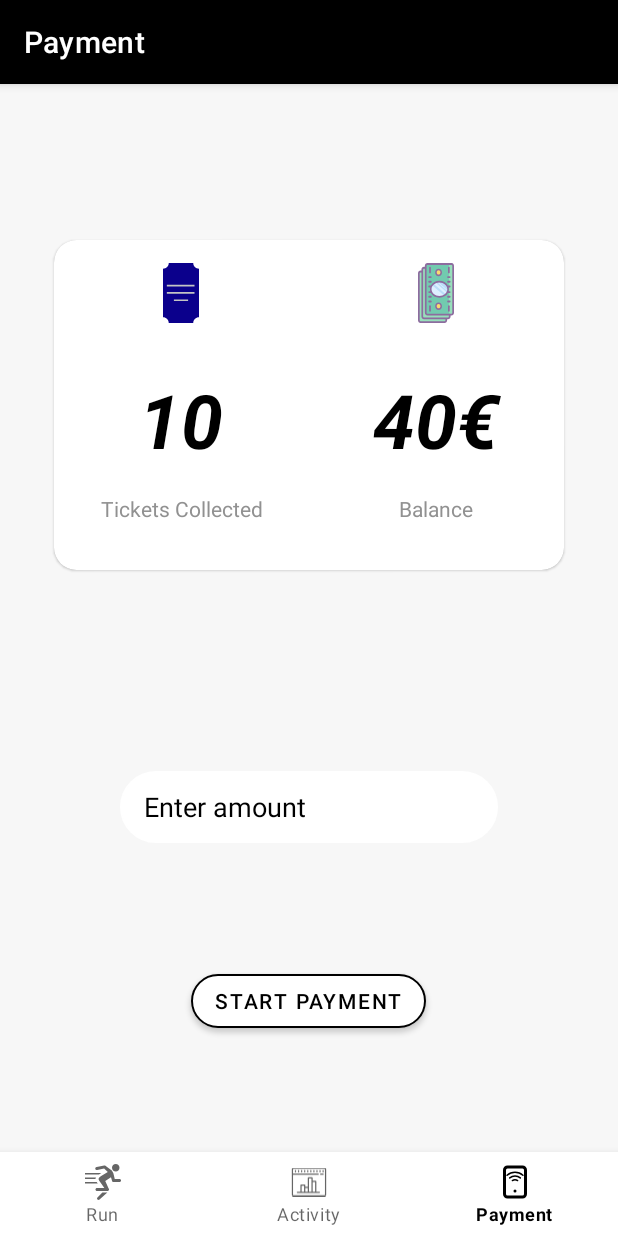
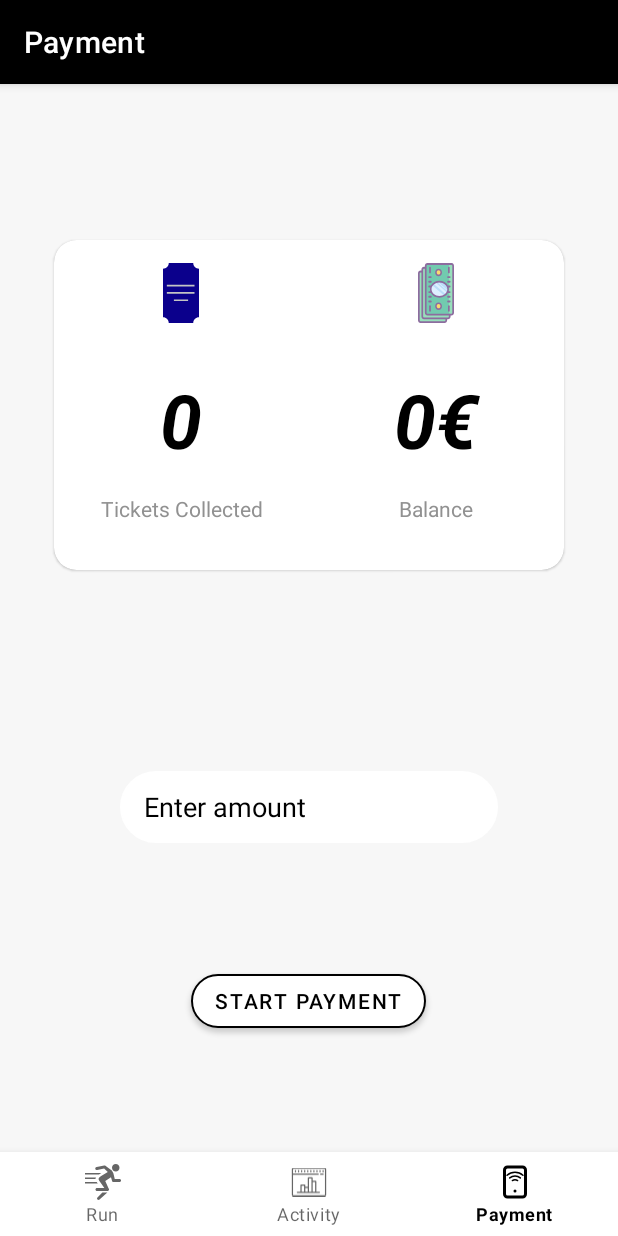
Before and after one commit to ArsalanShakil/NikeCore, an Android app: the PaymentFragment screen opened through its navigation route, on a phone screen of 412 x 824 dp. Run offline under Robolectric (Android 15) with nearby library versions, the phone set to English and light mode, and no system bars; our stand-ins replace Dagger/Hilt's generated code, Timber, navigation-ui; libraries missing offline, so code that uses them is left out: www.sanju.motiontoast; Roboto replaces fonts that are not available here.

Commit message:
add userbalance in payment fragment

```diff
--- a/app/src/main/java/com/example/nikecore/others/Constants.kt
+++ b/app/src/main/java/com/example/nikecore/others/Constants.kt
@@ -29,7 +29,7 @@ object Constants {
     const val POLYLINE_COLOR = Color.RED
     const val POLYLINE_WIDTH = 16f
     const val MAP_ZOOM = 18f
-    const val MAP_ZOOM_MAIN = 20f
+    const val MAP_ZOOM_MAIN = 18f
 
     const val NOTIFICATION_CHANNEL_ID = "tracking_channel"
     const val NOTIFICATION_CHANNEL_NAME = "Tracking"
--- a/app/src/main/java/com/example/nikecore/ui/payment/PaymentFragment.kt
+++ b/app/src/main/java/com/example/nikecore/ui/payment/PaymentFragment.kt
@@ -1,17 +1,21 @@
 package com.example.nikecore.ui.payment
 
+import android.content.SharedPreferences
 import android.os.Bundle
 import android.view.LayoutInflater
 import android.view.View
 import android.view.ViewGroup
 import androidx.fragment.app.Fragment
 import androidx.lifecycle.ViewModelProvider
+import com.example.nikecore.R
 import com.example.nikecore.databinding.FragmentPaymentBinding
+import kotlinx.android.synthetic.main.fragment_payment.*
 
 class PaymentFragment : Fragment() {
 
     private lateinit var paymentViewModel: PaymentViewModel
     private var _binding: FragmentPaymentBinding? = null
+    private var userMoney = 0
 
     // This property is only valid between onCreateView and
     // onDestroyView.
@@ -35,6 +39,14 @@ class PaymentFragment : Fragment() {
         return root
     }
 
+    override fun onViewCreated(view: View, savedInstanceState: Bundle?) {
+        super.onViewCreated(view, savedInstanceState)
+
+        val settings: SharedPreferences = requireContext().getSharedPreferences("user_Balance", 0)
+        userMoney = settings.getInt("SNOW_DENSITY", 0) //0 is the default value
+        balanceValueTxt.text = resources.getString(R.string.string_euro,userMoney.toString())
+        ticketValueTxt.text = (userMoney/10).toString()
+    }
     override fun onDestroyView() {
         super.onDestroyView()
         _binding = null
--- a/app/src/main/res/layout/fragment_payment.xml
+++ b/app/src/main/res/layout/fragment_payment.xml
@@ -45,7 +45,7 @@
                     android:layout_height="wrap_content"
                     android:layout_weight="1"
                     android:gravity="center"
-                    android:text="10"
+                    android:text="@string/_10"
                     android:textAlignment="center"
                     android:textColor="@color/black"
                     android:textSize="50sp"
@@ -87,7 +87,7 @@
                     android:layout_height="wrap_content"
                     android:layout_weight="1"
                     android:gravity="center"
-                    android:text="40€"
+                    android:text="@string/string_euro"
                     android:textAlignment="center"
                     android:textColor="@color/black"
                     android:textSize="50sp"
--- a/app/src/main/res/values/strings.xml
+++ b/app/src/main/res/values/strings.xml
@@ -71,6 +71,8 @@
     <string name="show_ticket">Show ticket</string>
     <string name="go_back">Go Back</string>
     <string name="enter_amount">Enter amount</string>
+    <string name="string_euro">%s€</string>
+    <string name="_10">10</string>
 
 
 </resources>
```
Also changed, not shown: app/src/main/java/com/example/nikecore/ui/ar/ARFragment.kt (+47 -12 lines).
